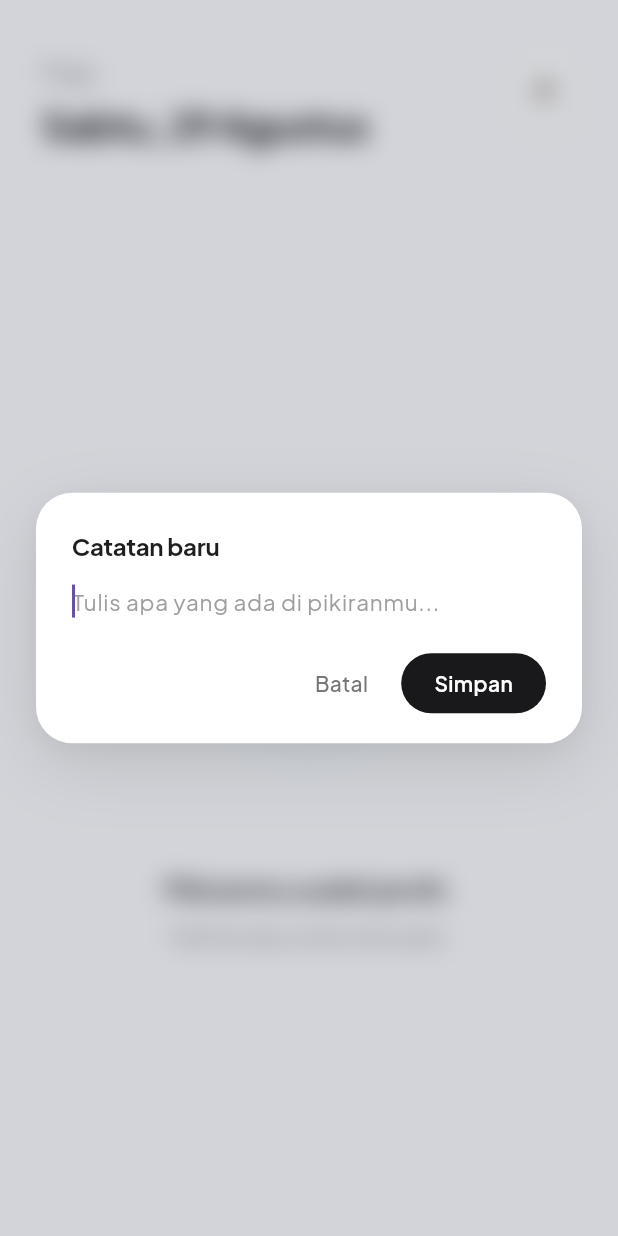
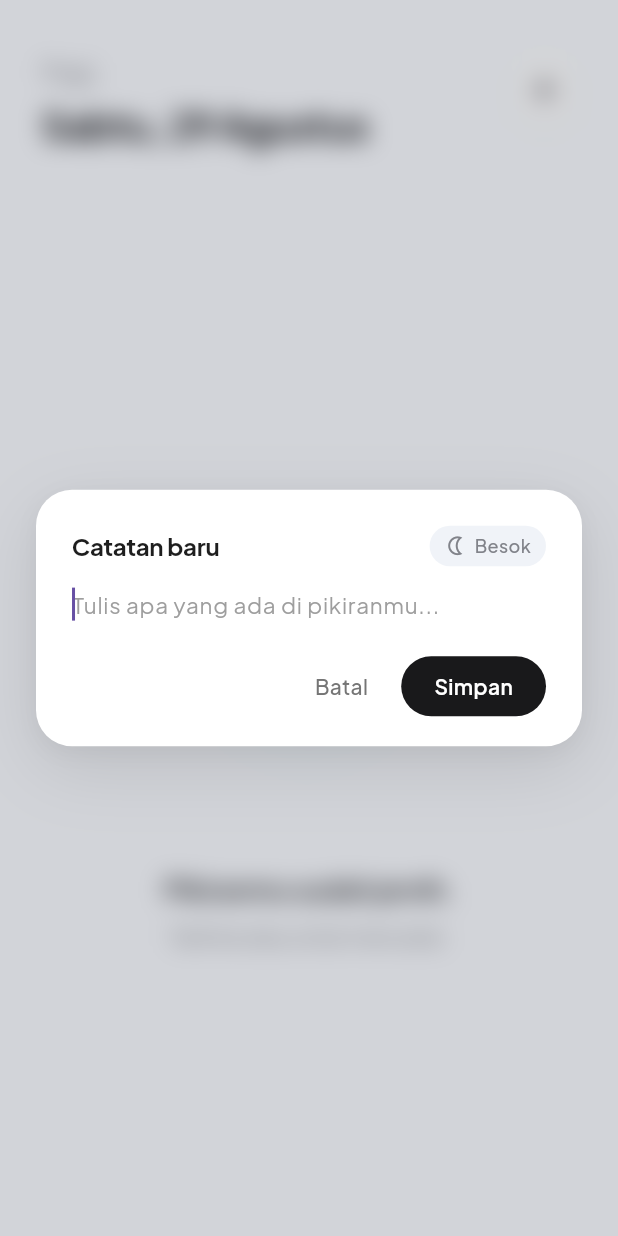
Before and after one commit to bimasenaadji/slate-app, a Flutter app: the screen it shows after launch, after a tap on the "add" icon, on a phone screen of 412 x 824 dp. Run offline on Flutter 3.47's test engine with Material 3 defaults, Android fonts, the phone set to English and light mode, and no system bars; our stand-ins replace flutter_riverpod, flutter_slidable, google_fonts, hive, hive_flutter; accounts and stored records are empty.

Commit message:
feat(dialog): add crescent moon toggle and dynamic placeholder for tomorrow tasks
- Add interactive crescent moon toggle in modal header with tactile haptic feedback
- Update input hint dynamically to 'Tulis untuk besok...' when active
- Support TaskAddCallback with isForTomorrow flag across dialogs

```diff
--- a/lib/widgets/dialogs/add_task_dialog.dart
+++ b/lib/widgets/dialogs/add_task_dialog.dart
@@ -4,7 +4,7 @@ export 'task_dialog.dart';
 
 /// Backward-compatible delegate for TaskDialog.showCreate
 class AddTaskDialog {
-  static void show(BuildContext context, ValueChanged<String> onAdd) {
+  static void show(BuildContext context, TaskAddCallback onAdd) {
     TaskDialog.showCreate(context, onAdd: onAdd);
   }
 }
--- a/lib/widgets/dialogs/task_dialog.dart
+++ b/lib/widgets/dialogs/task_dialog.dart
@@ -1,11 +1,14 @@
 import 'dart:ui';
 import 'package:flutter/material.dart';
+import 'package:flutter/services.dart';
 import 'package:google_fonts/google_fonts.dart';
 import '../../core/constants.dart';
 
+typedef TaskAddCallback = void Function(String title, bool isForTomorrow);
+
 /// Modal dialog with frosted glass backdrop for creating a new task
 class TaskDialog extends StatefulWidget {
-  final ValueChanged<String> onAdd;
+  final TaskAddCallback onAdd;
 
   const TaskDialog({
     super.key,
@@ -15,7 +18,7 @@ class TaskDialog extends StatefulWidget {
   /// Displays the task creation dialog
   static void showCreate(
     BuildContext context, {
-    required ValueChanged<String> onAdd,
+    required TaskAddCallback onAdd,
   }) {
     showGeneralDialog(
       context: context,
@@ -51,6 +54,7 @@ class TaskDialog extends StatefulWidget {
 class _TaskDialogState extends State<TaskDialog> {
   final TextEditingController _controller = TextEditingController();
   final FocusNode _focusNode = FocusNode();
+  bool _isForTomorrow = false;
 
   @override
   void initState() {
@@ -73,7 +77,7 @@ class _TaskDialogState extends State<TaskDialog> {
   void _submit() {
     final text = _controller.text.trim();
     if (text.isNotEmpty) {
-      widget.onAdd(text);
+      widget.onAdd(text, _isForTomorrow);
     }
     Navigator.of(context).pop();
   }
@@ -110,7 +114,11 @@ class _TaskDialogState extends State<TaskDialog> {
               mainAxisSize: MainAxisSize.min,
               crossAxisAlignment: CrossAxisAlignment.start,
               children: [
-                // Modal Title
+                // Header: Modal Title & Crescent Moon Tomorrow Toggle
+                Row(
+                  mainAxisAlignment: MainAxisAlignment.spaceBetween,
+                  crossAxisAlignment: CrossAxisAlignment.center,
+                  children: [
                     Text(
                       AppConstants.newNoteTitle,
                       style: GoogleFonts.plusJakartaSans(
@@ -119,6 +127,59 @@ class _TaskDialogState extends State<TaskDialog> {
                         color: const Color(0xFF1E1E1E),
                         letterSpacing: -0.2,
                       ),
+                    ),
+
+                    // Tomorrow Queue Crescent Moon Toggle
+                    GestureDetector(
+                      onTap: () {
+                        HapticFeedback.lightImpact();
+                        setState(() {
+                          _isForTomorrow = !_isForTomorrow;
+                        });
+                      },
+                      behavior: HitTestBehavior.opaque,
+                      child: AnimatedContainer(
+                        duration: const Duration(milliseconds: 180),
+                        padding: const EdgeInsets.symmetric(
+                          horizontal: 10,
+                          vertical: 5,
+                        ),
+                        decoration: BoxDecoration(
+                          color: _isForTomorrow
+                              ? const Color(0xFF19191B)
+                              : const Color(0xFFF0F3F8),
+                          borderRadius: BorderRadius.circular(20),
+                        ),
+                        child: Row(
+                          mainAxisSize: MainAxisSize.min,
+                          children: [
+                            Icon(
+                              _isForTomorrow
+                                  ? Icons.nightlight_round
+                                  : Icons.nightlight_outlined,
+                              size: 15,
+                              color: _isForTomorrow
+                                  ? Colors.white
+                                  : const Color(0xFF81838A),
+                            ),
+                            const SizedBox(width: 5),
+                            Text(
+                              'Besok',
+                              style: GoogleFonts.plusJakartaSans(
+                                fontSize: 12,
+                                fontWeight: _isForTomorrow
+                                    ? FontWeight.w700
+                                    : FontWeight.w500,
+                                color: _isForTomorrow
+                                    ? Colors.white
+                                    : const Color(0xFF81838A),
+                              ),
+                            ),
+                          ],
+                        ),
+                      ),
+                    ),
+                  ],
                 ),
                 const SizedBox(height: 14),
 
@@ -137,7 +198,9 @@ class _TaskDialogState extends State<TaskDialog> {
                   maxLines: 4,
                   minLines: 1,
                   decoration: InputDecoration(
-                    hintText: AppConstants.inputPlaceholder,
+                    hintText: _isForTomorrow
+                        ? 'Tulis untuk besok...'
+                        : AppConstants.inputPlaceholder,
                     hintStyle: GoogleFonts.plusJakartaSans(
                       fontSize: 15,
                       fontWeight: FontWeight.w400,
```
Lines whose indentation alone changed are shown as unchanged.
